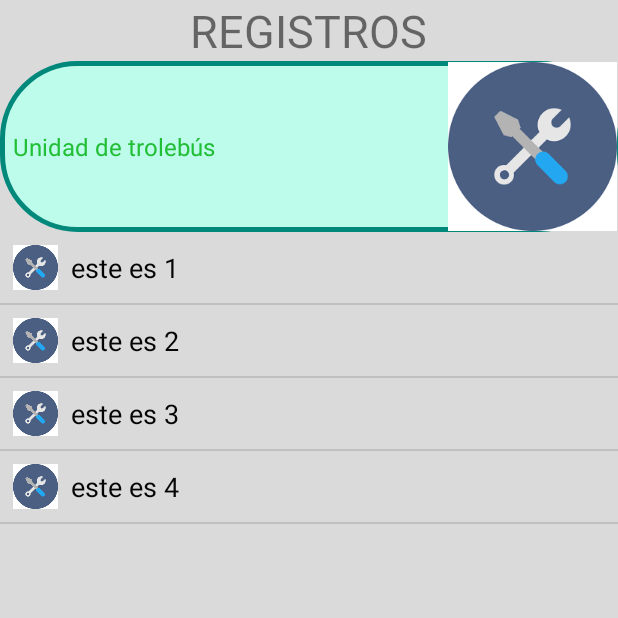
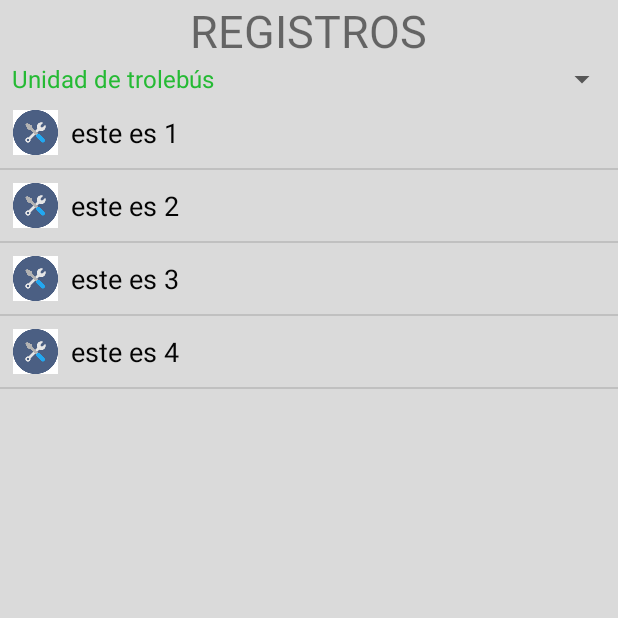
Before and after one commit to JairoReyes/encargadoEKI, an Android app: the Registros screen opened directly, with no data from a screen before it, on a phone screen of 412 x 824 dp, the top half of it. Run offline under Robolectric (Android 15) with nearby library versions, the phone set to English and light mode, and no system bars.

Commit message:
olvidenlo XD

```diff
--- a/app/src/main/res/drawable/spinner_style.xml
+++ /dev/null
@@ -1,27 +0,0 @@
-<?xml version="1.0" encoding="utf-8"?>
-<selector xmlns:android="http://schemas.android.com/apk/res/android">
-    <item>
-        <layer-list>
-            <item>
-                <shape>
-                    <solid android:color="#bdfbea" />
-
-                    <stroke android:width="3dp" android:color="#00887b" />
-
-                    <padding android:bottom="1dp" android:left="1dp" android:right="1dp" android:top="1dp" />
-
-
-                    <corners android:radius="50dp" />
-                </shape>
-            </item>
-            <item>
-
-                <bitmap android:gravity="bottom|right"
-                    android:src="@drawable/descarga">
-                </bitmap>
-
-            </item>
-        </layer-list>
-    </item>
-
-</selector>
--- a/app/src/main/res/layout/activity_registros.xml
+++ b/app/src/main/res/layout/activity_registros.xml
@@ -16,7 +16,6 @@
 
     <Spinner
         android:id="@+id/mSpinner"
-        android:background="@drawable/spinner_style"
         android:layout_width="match_parent"
         android:layout_height="wrap_content"></Spinner>
 
```
